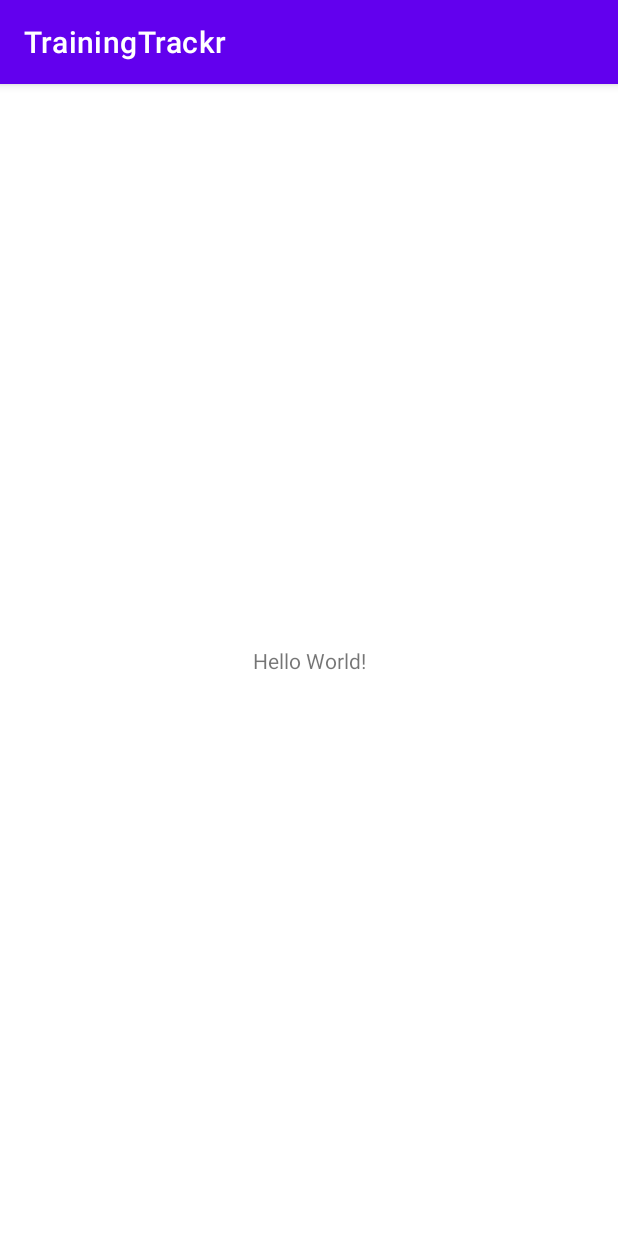
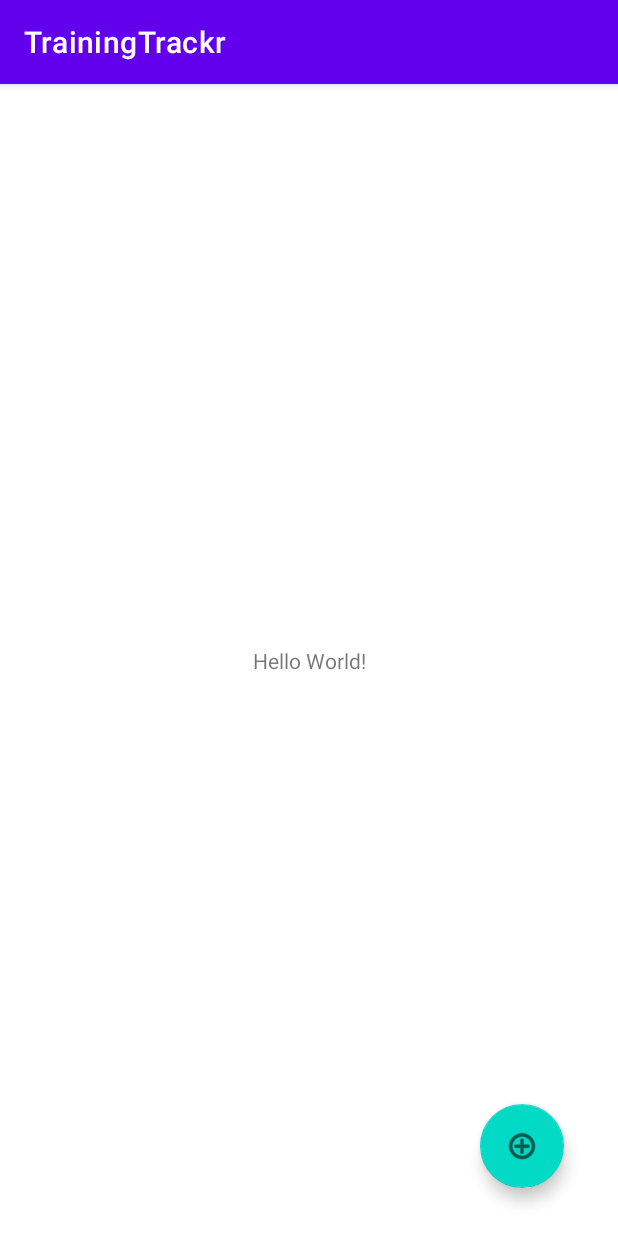
Before and after one commit to mandi234/TrainingTrackr, an Android app: the screen it shows after launch (MainActivity), on a phone screen of 412 x 824 dp. Run offline under Robolectric (Android 15) with nearby library versions, the phone set to English and light mode, and no system bars.

Commit message:
Add trainingNote ui and fab to go there from main

```diff
--- a/app/src/main/AndroidManifest.xml
+++ b/app/src/main/AndroidManifest.xml
@@ -9,6 +9,7 @@
         android:roundIcon="@mipmap/ic_launcher_round"
         android:supportsRtl="true"
         android:theme="@style/Theme.TrainingTrackr">
+        <activity android:name=".TrainingNoteActivity"></activity>
         <activity android:name=".MainActivity">
             <intent-filter>
                 <action android:name="android.intent.action.MAIN" />
--- a/app/src/main/java/com/example/trainingtrackr/MainActivity.java
+++ b/app/src/main/java/com/example/trainingtrackr/MainActivity.java
@@ -2,13 +2,29 @@ package com.example.trainingtrackr;
 
 import androidx.appcompat.app.AppCompatActivity;
 
+import android.content.Intent;
 import android.os.Bundle;
+import android.view.View;
+
+import com.example.trainingtrackr.R;
+import com.google.android.material.floatingactionbutton.FloatingActionButton;
 
 public class MainActivity extends AppCompatActivity {
+
+    public FloatingActionButton fab;
 
     @Override
     protected void onCreate(Bundle savedInstanceState) {
         super.onCreate(savedInstanceState);
         setContentView(R.layout.activity_main);
+
+        fab = findViewById(R.id.floatingActionButton);
+        fab.setOnClickListener(new View.OnClickListener() {
+            @Override
+            public void onClick(View v) {
+                Intent trainingNoteIntent = new Intent(MainActivity.this, TrainingNoteActivity.class);
+                MainActivity.this.startActivity(trainingNoteIntent);
+            }
+        });
     }
 }
--- a/app/src/main/res/layout/activity_main.xml
+++ b/app/src/main/res/layout/activity_main.xml
@@ -15,4 +15,16 @@
         app:layout_constraintRight_toRightOf="parent"
         app:layout_constraintTop_toTopOf="parent" />
 
+    <com.google.android.material.floatingactionbutton.FloatingActionButton
+        android:id="@+id/floatingActionButton"
+        android:layout_width="wrap_content"
+        android:layout_height="wrap_content"
+        android:layout_marginEnd="36dp"
+        android:layout_marginRight="36dp"
+        android:layout_marginBottom="32dp"
+        android:clickable="true"
+        app:layout_constraintBottom_toBottomOf="parent"
+        app:layout_constraintEnd_toEndOf="parent"
+        app:srcCompat="@android:drawable/ic_menu_add" />
+
 </androidx.constraintlayout.widget.ConstraintLayout>
```
Also changed, not shown: app/src/main/java/com/example/trainingtrackr/TrainingNoteActivity.java (added, +14 -0 lines), app/src/main/res/layout/activity_training_note.xml (added, +21 -0 lines).
